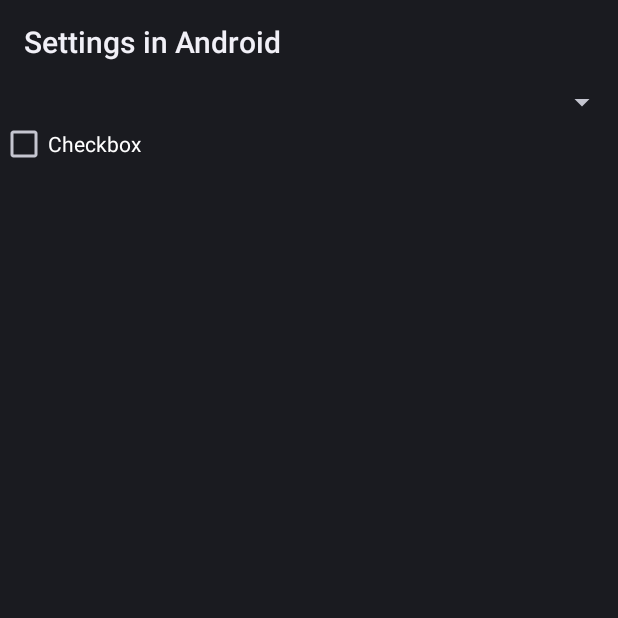
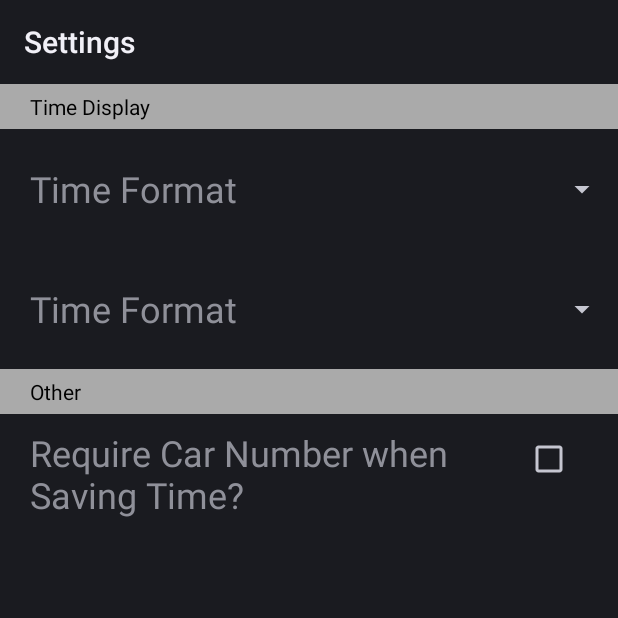
Before and after one commit to hoche/GrokStopClock, an Android app: the SettingsActivity screen opened directly, with no data from a screen before it, on a phone screen of 412 x 824 dp, the top half of it. Run offline under Robolectric (Android 15) with nearby library versions, the phone set to English and light mode, and no system bars.

Commit message:
Tweaked the custom settings activity display and wired it up to the SharedPreferences.

```diff
--- a/app/src/main/AndroidManifest.xml
+++ b/app/src/main/AndroidManifest.xml
@@ -8,7 +8,6 @@
 
         <uses-permission android:name="android.permission.WRITE_EXTERNAL_STORAGE"/>
         <uses-permission android:name="android.permission.READ_EXTERNAL_STORAGE"/>
-        <uses-permission android:name="com.google.android.things.permission.USE_PERIPHERAL_IO" />
 
 
         <activity android:name=".MainActivity">
@@ -20,7 +19,7 @@
         </activity>
 
         <activity android:name=".SettingsActivity"
-            android:label="@string/settings_name">
+            android:label="@string/app_settings_name">
         </activity>
 
     </application>
--- a/app/src/main/java/com/grok/stopclock/MainActivity.java
+++ b/app/src/main/java/com/grok/stopclock/MainActivity.java
@@ -12,6 +12,7 @@ package com.grok.stopclock;
 import android.app.Activity;
 import android.content.Context;
 import android.content.Intent;
+import android.content.SharedPreferences;
 import android.graphics.Color;
 import android.os.Bundle;
 import android.os.Handler;
@@ -37,6 +38,8 @@ import java.util.TimerTask;
 public class MainActivity extends Activity {
 
     private final String LOGTAG = "MainActivity";
+
+    private SharedPreferences mSharedPreferences;
 
     private Calendar mCalendar;
     private TextView mTvClockTime;
@@ -71,6 +74,8 @@ public class MainActivity extends Activity {
                 WindowManager.LayoutParams.FLAG_FULLSCREEN);
 
         setContentView(R.layout.activity_main);
+
+        mSharedPreferences = getSharedPreferences("GrokStopClockPrefs", Activity.MODE_PRIVATE);
 
         mCalendar = Calendar.getInstance();
         mTvClockTime = (TextView) findViewById(R.id.clock_time);
--- a/app/src/main/java/com/grok/stopclock/SettingsActivity.java
+++ b/app/src/main/java/com/grok/stopclock/SettingsActivity.java
@@ -1,35 +1,74 @@
 package com.grok.stopclock;
 
 import android.app.Activity;
+import android.content.SharedPreferences;
 import android.os.Bundle;
 import android.preference.PreferenceActivity;
+import android.view.View;
+import android.widget.AdapterView;
+import android.widget.CheckBox;
+import android.widget.Spinner;
 
 import com.grok.stopclock.R;
 
 public class SettingsActivity extends Activity {
+
+    private final String LOGTAG = "SettingsActivity";
+
+    private SharedPreferences mSharedPreferences;
+
     @Override
     protected void onCreate(Bundle savedInstanceState) {
         super.onCreate(savedInstanceState);
 
         setContentView(R.layout.activity_settings);
 
-        //addPreferencesFromResource(R.xml.preferences);
+        mSharedPreferences = getSharedPreferences("GrokStopClockPrefs", Activity.MODE_PRIVATE);
 
-        /*
-        // to handle a custom preference
-        Preference customPref = (Preference) findPreference("customPref");
-        customPref.setOnPreferenceClickListener(new OnPreferenceClickListener() {
-            public boolean onPreferenceClick(Preference preference) {
-                Toast.makeText(getBaseContext(), "Custom Preference has been clicked",
-                        Toast.LENGTH_LONG).show();
-                SharedPreferences customSharedPreference = getSharedPreferences(
-                        "myCustomSharedPrefs", Activity.MODE_PRIVATE);
-                SharedPreferences.Editor editor = customSharedPreference.edit();
-                editor.putString("myCustomPref", "Custom Preference has been clicked");
+        // Initialize the time format spinner
+        Spinner spinner = (Spinner)findViewById(R.id.time_format_spinner);
+        int id = mSharedPreferences.getInt("TimeFormatId", 0);
+        if (id >= 0 && id < spinner.getCount()) {
+            spinner.setSelection(id);
+        }
+        spinner.setOnItemSelectedListener(new AdapterView.OnItemSelectedListener() {
+            @Override
+            public void onItemSelected(AdapterView<?> parent, View view, int pos, long id) {
+                LogUtil.INSTANCE.d(LOGTAG, "Time Format Spinner: " + Long.toString(id));
+                SharedPreferences.Editor editor = mSharedPreferences.edit();
+                editor.putInt("TimeFormatId", (int)id);
                 editor.commit();
-                return true;
+            }
+
+            @Override
+            public void onNothingSelected(AdapterView<?> arg0) {
+                // do nothing
             }
         });
-        */
+
+        // Initialize the hour format spinner
+        spinner = (Spinner)findViewById(R.id.time_format_spinner);
+        id = mSharedPreferences.getInt("HourFormatId", 0);
+        if (id >= 0 && id < spinner.getCount()) {
+            spinner.setSelection(id);
+        }
+        spinner.setOnItemSelectedListener(new AdapterView.OnItemSelectedListener() {
+            @Override
+            public void onItemSelected(AdapterView<?> parent, View view, int pos, long id) {
+                LogUtil.INSTANCE.d(LOGTAG, "Hour Format Spinner: " + Long.toString(id));
+                SharedPreferences.Editor editor = mSharedPreferences.edit();
+                editor.putInt("HourFormatId", (int)id);
+                editor.commit();
+            }
+
+            @Override
+            public void onNothingSelected(AdapterView<?> arg0) {
+                // do nothing
+            }
+        });
+
+        // Initialize the car number requirement checkbox
+        CheckBox cb = (CheckBox)findViewById(R.id.require_car_number_cb);
     }
+
 }
--- a/app/src/main/res/layout/activity_settings.xml
+++ b/app/src/main/res/layout/activity_settings.xml
@@ -4,18 +4,99 @@
     android:layout_width="fill_parent"
     android:layout_height="fill_parent">
 
-    <Spinner
-        android:id="@+id/planets_spinner"
+    <TextView
+        android:text="@string/time_format_separator"
         android:layout_width="fill_parent"
-        android:layout_height="wrap_content"
-        android:title="List"
-        android:key="prefList"
-        android:entryValues="@array/pref_items_values"
-        />
+        android:layout_height="30sp"
+        android:paddingLeft="20sp"
+        android:gravity="center_vertical"
+        android:textColor="@android:color/black"
+        android:background="@android:color/darker_gray"/>
 
-    <CheckBox
-        android:id="@+id/chkIos"
-        android:layout_width="wrap_content"
-        android:layout_height="wrap_content"
-        android:text="Checkbox" />
+    <LinearLayout
+        android:layout_width="fill_parent"
+        android:layout_height="80sp"
+        android:orientation="horizontal"
+        android:paddingTop="5sp"
+        android:paddingBottom="5sp" >
+
+        <TextView
+            android:layout_width="350sp"
+            android:layout_height="fill_parent"
+            android:gravity="center_vertical"
+            android:paddingLeft="20sp"
+            android:textSize="24sp"
+            android:text="@string/time_format_spinner_text"/>
+
+        <Spinner
+            android:id="@+id/time_format_spinner"
+            android:layout_width="wrap_content"
+            android:layout_height="fill_parent"
+            android:paddingRight="60sp"
+            android:textSize="24sp"
+            android:key="prefList"
+            android:entries="@array/time_format_items" />
+
+    </LinearLayout>
+
+
+    <LinearLayout
+        android:layout_width="fill_parent"
+        android:layout_height="80sp"
+        android:orientation="horizontal"
+        android:paddingTop="5sp"
+        android:paddingBottom="5sp">
+
+        <TextView
+            android:layout_width="350sp"
+            android:layout_height="fill_parent"
+            android:gravity="center_vertical"
+            android:paddingLeft="20sp"
+            android:textSize="24sp"
+            android:text="@string/hours_format_spinner_text"/>
+
+        <Spinner
+            android:id="@+id/hours_format_spinner"
+            android:layout_width="wrap_content"
+            android:layout_height="fill_parent"
+            android:paddingRight="60sp"
+            android:textSize="24sp"
+            android:key="prefList"
+            android:entries="@array/hours_format_items" />
+
+    </LinearLayout>
+
+    <TextView
+        android:text="@string/other_separator"
+        android:layout_width="fill_parent"
+        android:layout_height="30sp"
+        android:paddingLeft="20sp"
+        android:gravity="center_vertical"
+        android:textColor="@android:color/black"
+        android:background="@android:color/darker_gray"/>
+
+    <LinearLayout
+        android:layout_width="fill_parent"
+        android:layout_height="80sp"
+        android:orientation="horizontal"
+        android:paddingTop="5sp"
+        android:paddingBottom="5sp">
+
+        <TextView
+            android:layout_width="350sp"
+            android:layout_height="fill_parent"
+            android:gravity="center_vertical"
+            android:paddingLeft="20sp"
+            android:textSize="24sp"
+            android:text="@string/require_car_number_cb_text" />
+
+        <CheckBox
+            android:id="@+id/require_car_number_cb"
+            android:layout_width="wrap_content"
+            android:layout_height="wrap_content"
+            android:gravity="center_vertical"
+            android:paddingRight="60sp"
+            android:key="require_car_number_cb"  />
+
+    </LinearLayout>
 </LinearLayout>
--- a/app/src/main/res/values/strings.xml
+++ b/app/src/main/res/values/strings.xml
@@ -1,30 +1,31 @@
 <resources>
     <string name="app_name">Grok StopClock</string>
     <string name="app_dir_name">GrokStopClock</string>
+    <string name="app_settings_name">Settings</string>
 
     <string name="blank_time">00:00:00</string>
 
     <string name="save_time_button_text">Mark Time</string>
     <string name="settings_button_text">Settings</string>
     <string name="history_button_text">History</string>
-    <string name="export_button_text">Export</string>
 
-    <string name="hello">AndroidPreferences!</string>
-    <string name="settings_name">Settings in Android</string>
-    <string-array name="pref_items">
-        <item>Article 1</item>
-        <item>Article 2</item>
-        <item>Article 3</item>
-        <item>Article 4</item>
-        <item>Article 5</item>
-        <item>Article 6</item>
+    <string name="time_format_separator">Time Display</string>
+    <string name="time_format_spinner_text">Time Format</string>
+    <string-array name="time_format_items">
+        <item>Seconds (HH:MM:SS)</item>
+        <item>10th of Sec (HH:MM:SS.t)</item>
+        <item>100ths of Min (HH:MM.hh)</item>
     </string-array>
-    <string-array name="pref_items_values">
-        <item>1</item>
-        <item>2</item>
-        <item>3</item>
-        <item>4</item>
-        <item>5</item>
-        <item>6</item>
+
+    <string name="hours_format_spinner_text">Time Format</string>
+    <string-array name="hours_format_items">
+        <item>12hr</item>
+        <item>24hr</item>
     </string-array>
+
+    <string name="save_file_separator">Save File</string>
+
+    <string name="other_separator">Other</string>
+    <string name="require_car_number_cb_text">Require Car Number when Saving Time?</string>
+
 </resources>
--- a/app/src/main/res/xml/preferences.xml
+++ /dev/null
@@ -1,44 +0,0 @@
-<?xml version="1.0" encoding="utf-8"?>
-<PreferenceScreen xmlns:android="http://schemas.android.com/apk/res/android">
-    <PreferenceCategory android:title="First Category">
-        <CheckBoxPreference
-            android:defaultValue="false"
-            android:key="prefCheckBox"
-            android:summary="enables a preference"
-            android:title="Checkbox Preference" />
-        <ListPreference
-            android:defaultValue="digiGreen"
-            android:entries="@array/pref_items"
-            android:entryValues="@array/pref_items_values"
-            android:key="prefList"
-            android:summary="Select an Article from the list"
-            android:title="List Preference" />
-    </PreferenceCategory>
-    <PreferenceCategory android:title="Second Category">
-        <EditTextPreference
-            android:name="EditText Preference"
-            android:defaultValue="Enter Text"
-            android:key="prefEditText"
-            android:summary="Enter a string to save in preferences"
-            android:title="Edit This Text" />
-        <RingtonePreference
-            android:name="Ringtone Preference"
-            android:key="prefRingtone"
-            android:summary="Select a ringtone"
-            android:title="Ringtones" />
-        <PreferenceScreen
-            android:key="SecondScreenPref"
-            android:summary="This is a second PreferenceScreen"
-            android:title="Second PreferenceScreen">
-            <EditTextPreference
-                android:name="Another EditText Preference"
-                android:key="SecondEditTextPref"
-                android:summary="This is a preference in the second PreferenceScreen"
-                android:title="Edit text" />
-        </PreferenceScreen>
-        <Preference
-            android:key="customPref"
-            android:summary="This is a custom preference"
-            android:title="Custom Preference" />
-    </PreferenceCategory>
-</PreferenceScreen>
```
Also changed, not shown: 2 other files.
